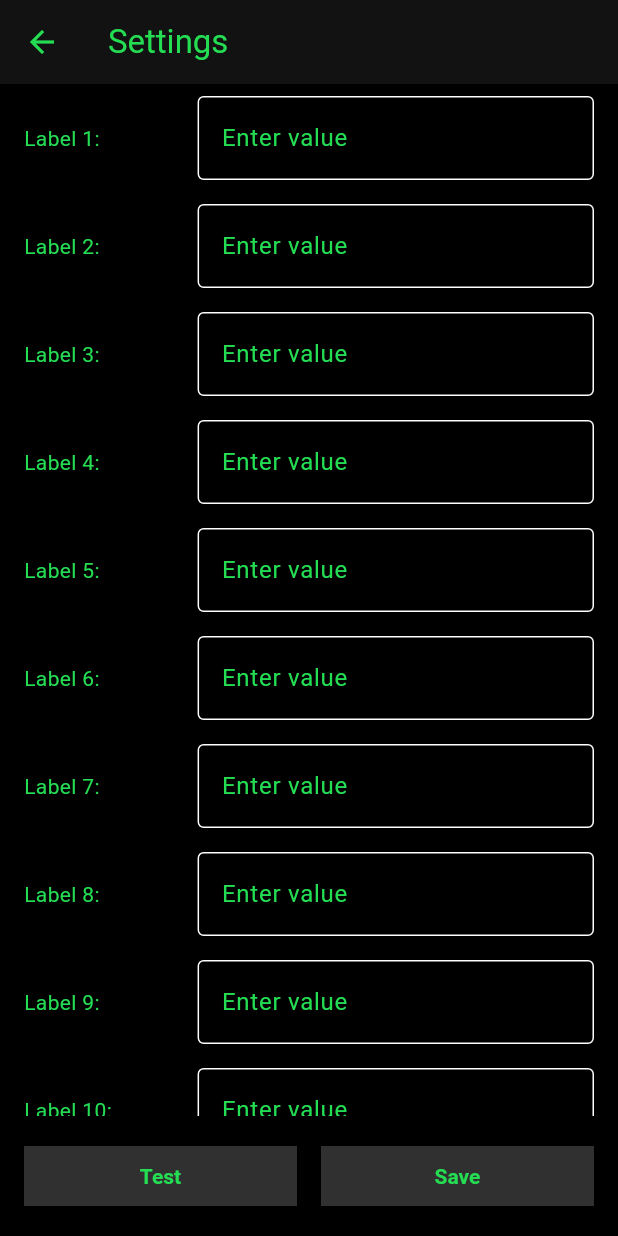
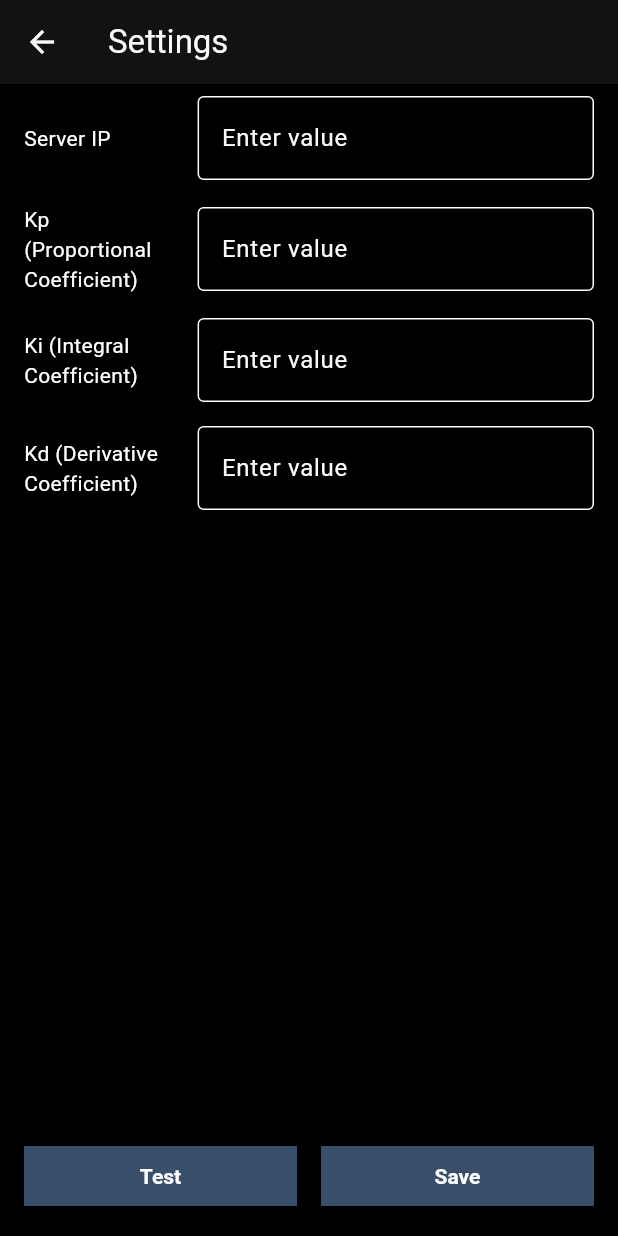
Before and after one commit to MathieuPlachot/SimplePilot, a Flutter app: the screen it shows after launch, after a tap on "Settings", on a phone screen of 412 x 824 dp. Run offline on Flutter 3.47's test engine with Material 3 defaults, Android fonts, the phone set to English and light mode, and no system bars.

Commit message:
Flutter app improvements

```diff
--- a/FlutterPilot/flutter_pilot/lib/first_screen.dart
+++ b/FlutterPilot/flutter_pilot/lib/first_screen.dart
@@ -20,8 +20,8 @@ class _FirstPageState extends State<FirstPage> {
 
   List<String> statusLabels1 = ["MODE:", "GPS:", "LNK:"];
   List<String> statusValues1 = ["UNK", "UNK", "UNK"];
-  List<String> statusLabels2 = ["SET:", "CURRENT:"];
-  List<String> statusValues2 = ["UNK", "UNK"];
+  List<String> statusLabels2 = ["SET:", "CURRENT:", "SPEED:"];
+  List<String> statusValues2 = ["UNK", "UNK", "UNK"];
 
   @override
   void initState() {
@@ -56,7 +56,7 @@ class _FirstPageState extends State<FirstPage> {
               padding: const EdgeInsets.all(4.0),
               child: LayoutBuilder(
                 builder: (context, constraints) {
-                  double fontSize = constraints.maxHeight * 0.2;
+                  double fontSize = constraints.maxHeight * 0.18;
                   return SizedBox.expand(
                     child: paramAndValueText(labels[index],values[index], fontSize),
                   );
@@ -125,9 +125,9 @@ class _FirstPageState extends State<FirstPage> {
           buildTextRow(statusLabels1, statusValues1),
           buildTextRow(statusLabels2, statusValues2),
           buildButtonRow(['AUTO', 'MANU']),
-          buildButtonRow(['SET']),
+          buildButtonRow(['SET HEADING']),
           buildButtonRow(['<<<', '>>>']),
-          settingsButton(context),
+          Row(children: [settingsButton(context),]),
         ],
       ),
     );
--- a/FlutterPilot/flutter_pilot/lib/main.dart
+++ b/FlutterPilot/flutter_pilot/lib/main.dart
@@ -3,7 +3,7 @@ import 'package:flutter_pilot/udp_handler.dart';
 import 'package:flutter_pilot/first_screen.dart';
 
 
-const Color bleuPetrole = Color.fromARGB(255, 36, 221, 83);
+const Color bleuPetrole = Color.fromARGB(255, 255, 255, 255);
 
 void main() {
   runApp(const MyApp());
@@ -47,16 +47,16 @@ class _MyAppState extends State<MyApp> with WidgetsBindingObserver {
     return MaterialApp(
       title: 'SimplePilot Remote',
       theme: ThemeData.dark().copyWith(
-        scaffoldBackgroundColor: Colors.black,
+        scaffoldBackgroundColor: const Color.fromARGB(255, 0, 0, 0),
         colorScheme: ColorScheme.dark(
-          primary: bleuPetrole,
+          primary: const Color.fromARGB(255, 255, 255, 255),
           onPrimary: Colors.white,
-          onSurface: bleuPetrole,
+          onSurface: const Color.fromARGB(255, 249, 250, 252),
         ),
         elevatedButtonTheme: ElevatedButtonThemeData(
           style: ElevatedButton.styleFrom(
-            backgroundColor: Colors.grey[850],
-            foregroundColor: bleuPetrole,
+            backgroundColor: const Color.fromARGB(255, 56, 78, 107),
+            foregroundColor: const Color.fromARGB(255, 252, 253, 254),
             shape: const RoundedRectangleBorder(
               borderRadius: BorderRadius.zero,
             ),
--- a/FlutterPilot/flutter_pilot/lib/second_screen.dart
+++ b/FlutterPilot/flutter_pilot/lib/second_screen.dart
@@ -6,6 +6,14 @@ class LabeledFormView extends StatefulWidget {
 }
 
 class _LabeledFormViewState extends State<LabeledFormView> {
+
+  final List<String> parametersList = [
+    'Server IP',
+    'Kp (Proportional Coefficient)',
+    'Ki (Integral Coefficient)',
+    'Kd (Derivative Coefficient)',
+  ];
+
   final List<TextEditingController> _controllers = List.generate(
     10,
     (_) => TextEditingController(),
@@ -26,7 +34,7 @@ class _LabeledFormViewState extends State<LabeledFormView> {
         children: [
           Expanded(
             flex: 2,
-            child: Text('Label ${index + 1}:'),
+            child: Text(parametersList[index]),
           ),
           SizedBox(width: 10),
           Expanded(
@@ -52,7 +60,7 @@ class _LabeledFormViewState extends State<LabeledFormView> {
         children: [
           Expanded(
             child: ListView.builder(
-              itemCount: _controllers.length,
+              itemCount: parametersList.length,
               itemBuilder: (context, index) => _buildLabeledTextField(index),
             ),
           ),
```
